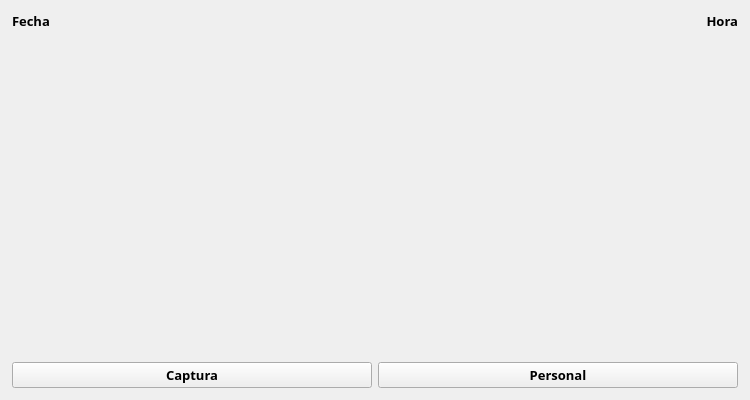
Qt form ventanaprincipal.ui (enchiladaSuiza/AsistenciaFototeca) before a commit.
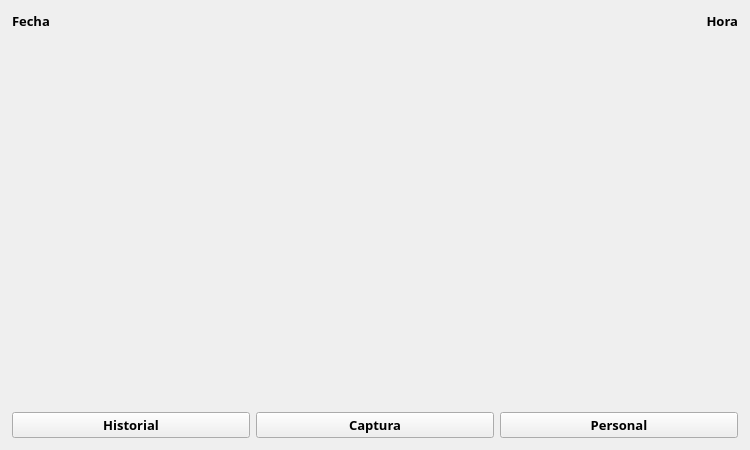
The same form after that commit.

Commit message: Prototipo pantalla de historial

The edit to the form file:
```diff
--- a/ventanaprincipal.ui
+++ b/ventanaprincipal.ui
@@ -7,7 +7,7 @@
     <x>0</x>
     <y>0</y>
     <width>750</width>
-    <height>400</height>
+    <height>450</height>
    </rect>
   </property>
   <property name="windowTitle">
@@ -87,6 +87,20 @@
       <property name="sizeConstraint">
        <enum>QLayout::SetFixedSize</enum>
       </property>
+      <item>
+       <widget class="QPushButton" name="pushButton">
+        <property name="font">
+         <font>
+          <family>Montserrat</family>
+          <pointsize>10</pointsize>
+          <bold>true</bold>
+         </font>
+        </property>
+        <property name="text">
+         <string>Historial</string>
+        </property>
+       </widget>
+      </item>
       <item>
        <widget class="QPushButton" name="checarButton">
         <property name="font">
```
The commit also changes 12 other files.
